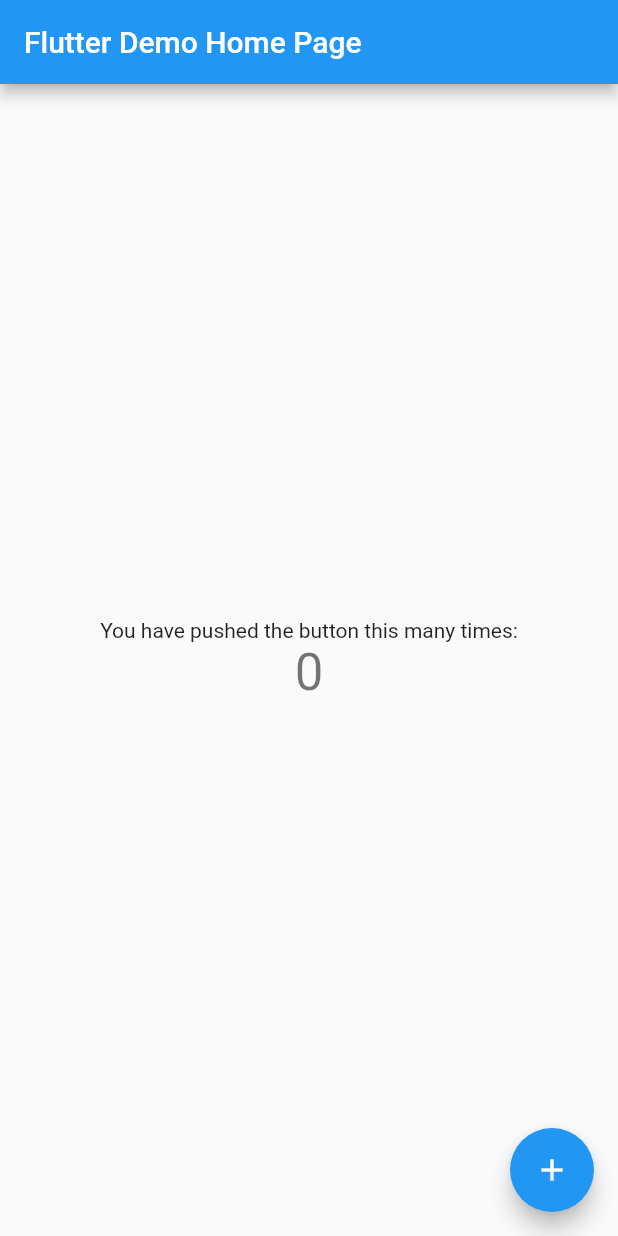
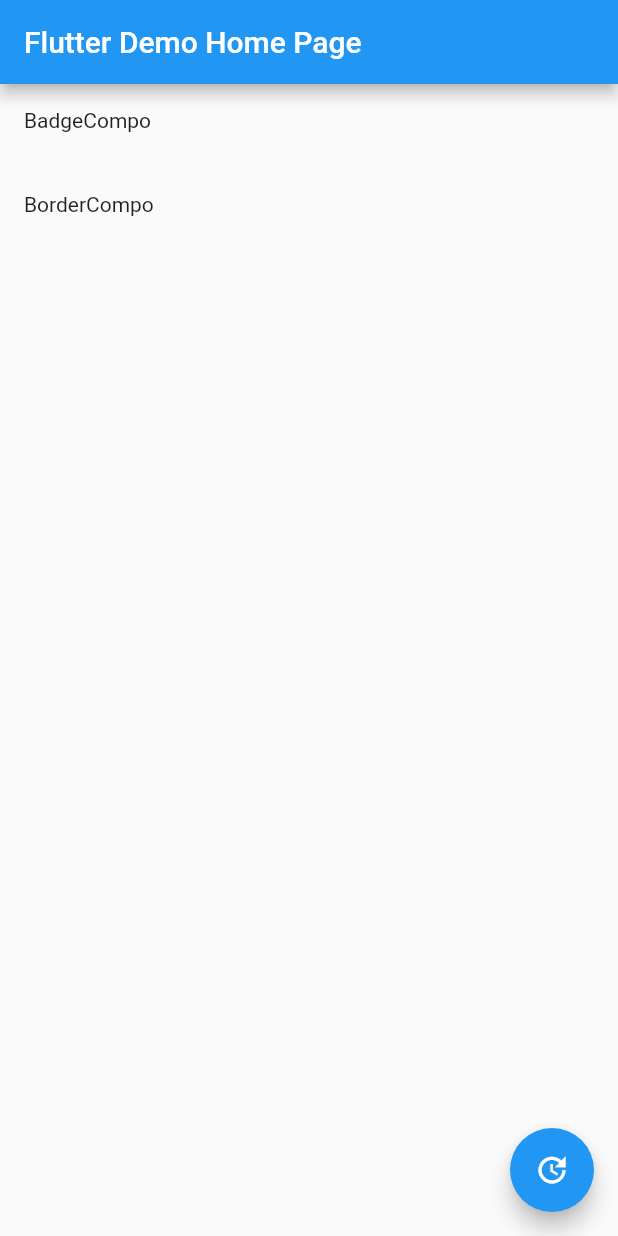
Before and after one commit to collectFlutter/mini_compo, a Flutter app: the screen it shows after launch, on a phone screen of 412 x 824 dp. Run offline on Flutter 3.47's test engine with Material 2 defaults, Android fonts, the phone set to English and light mode, and no system bars.

Commit message:
add border_compo.dart

```diff
--- a/example/lib/main.dart
+++ b/example/lib/main.dart
@@ -1,4 +1,7 @@
+import 'package:example/src/badge_demo.dart';
 import 'package:flutter/material.dart';
+import 'page.dart';
+import 'src/border_demo.dart';
 
 void main() {
   runApp(const MyApp());
@@ -7,21 +10,11 @@ void main() {
 class MyApp extends StatelessWidget {
   const MyApp({Key? key}) : super(key: key);
 
-  // This widget is the root of your application.
   @override
   Widget build(BuildContext context) {
     return MaterialApp(
       title: 'Flutter Demo',
       theme: ThemeData(
-        // This is the theme of your application.
-        //
-        // Try running your application with "flutter run". You'll see the
-        // application has a blue toolbar. Then, without quitting the app, try
-        // changing the primarySwatch below to Colors.green and then invoke
-        // "hot reload" (press "r" in the console where you ran "flutter run",
-        // or simply save your changes to "hot reload" in a Flutter IDE).
-        // Notice that the counter didn't reset back to zero; the application
-        // is not restarted.
         primarySwatch: Colors.blue,
       ),
       home: const MyHomePage(title: 'Flutter Demo Home Page'),
@@ -32,15 +25,6 @@ class MyApp extends StatelessWidget {
 class MyHomePage extends StatefulWidget {
   const MyHomePage({Key? key, required this.title}) : super(key: key);
 
-  // This widget is the home page of your application. It is stateful, meaning
-  // that it has a State object (defined below) that contains fields that affect
-  // how it looks.
-
-  // This class is the configuration for the state. It holds the values (in this
-  // case the title) provided by the parent (in this case the App widget) and
-  // used by the build method of the State. Fields in a Widget subclass are
-  // always marked "final".
-
   final String title;
 
   @override
@@ -48,68 +32,42 @@ class MyHomePage extends StatefulWidget {
 }
 
 class _MyHomePageState extends State<MyHomePage> {
-  int _counter = 0;
+  final Map<String, Widget> pages = {};
 
-  void _incrementCounter() {
-    setState(() {
-      // This call to setState tells the Flutter framework that something has
-      // changed in this State, which causes it to rerun the build method below
-      // so that the display can reflect the updated values. If we changed
-      // _counter without calling setState(), then the build method would not be
-      // called again, and so nothing would appear to happen.
-      _counter++;
+  @override
+  void initState() {
+    super.initState();
+    _update();
+  }
+
+  void _update() {
+    pages.clear();
+    pages.addAll({
+      'BadgeCompo': const BadgeCompoDemo(),
+      'BorderCompo': const BorderCompoDemo(),
     });
+    if (mounted) setState(() {});
   }
 
   @override
   Widget build(BuildContext context) {
-    // This method is rerun every time setState is called, for instance as done
-    // by the _incrementCounter method above.
-    //
-    // The Flutter framework has been optimized to make rerunning build methods
-    // fast, so that you can just rebuild anything that needs updating rather
-    // than having to individually change instances of widgets.
+    List<String> keys = pages.keys.toList();
     return Scaffold(
       appBar: AppBar(
-        // Here we take the value from the MyHomePage object that was created by
-        // the App.build method, and use it to set our appbar title.
         title: Text(widget.title),
       ),
-      body: Center(
-        // Center is a layout widget. It takes a single child and positions it
-        // in the middle of the parent.
-        child: Column(
-          // Column is also a layout widget. It takes a list of children and
-          // arranges them vertically. By default, it sizes itself to fit its
-          // children horizontally, and tries to be as tall as its parent.
-          //
-          // Invoke "debug painting" (press "p" in the console, choose the
-          // "Toggle Debug Paint" action from the Flutter Inspector in Android
-          // Studio, or the "Toggle Debug Paint" command in Visual Studio Code)
-          // to see the wireframe for each widget.
-          //
-          // Column has various properties to control how it sizes itself and
-          // how it positions its children. Here we use mainAxisAlignment to
-          // center the children vertically; the main axis here is the vertical
-          // axis because Columns are vertical (the cross axis would be
-          // horizontal).
-          mainAxisAlignment: MainAxisAlignment.center,
-          children: <Widget>[
-            const Text(
-              'You have pushed the button this many times:',
-            ),
-            Text(
-              '$_counter',
-              style: Theme.of(context).textTheme.headline4,
-            ),
-          ],
+      body: ListView.builder(
+        itemBuilder: (ctx, index) => ListTile(
+          leading: Text(keys[index]),
+          onTap: () => ctx.push(pages[keys[index]]!),
         ),
+        itemCount: keys.length,
       ),
       floatingActionButton: FloatingActionButton(
-        onPressed: _incrementCounter,
-        tooltip: 'Increment',
-        child: const Icon(Icons.add),
-      ), // This trailing comma makes auto-formatting nicer for build methods.
+        onPressed: _update,
+        tooltip: '更新',
+        child: const Icon(Icons.update),
+      ),
     );
   }
 }
--- a/lib/mini_compo.dart
+++ b/lib/mini_compo.dart
@@ -1 +1,4 @@
 library mini_compo;
+
+export 'src/badge_compo.dart';
+export 'src/border_compo.dart';
```
Also changed, not shown: example/lib/page.dart (added, +24 -0 lines), example/lib/src/badge_demo.dart (added, +45 -0 lines), example/lib/src/border_demo.dart (added, +22 -0 lines), lib/src/badge_compo.dart (added, +83 -0 lines), lib/src/border_compo.dart (added, +69 -0 lines).
